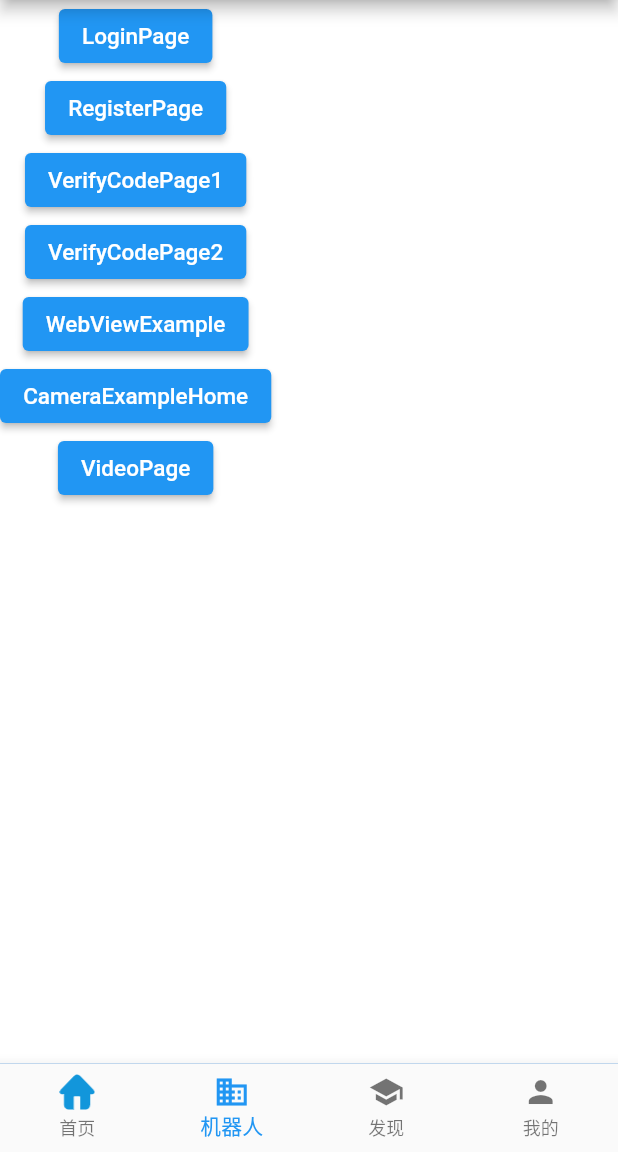
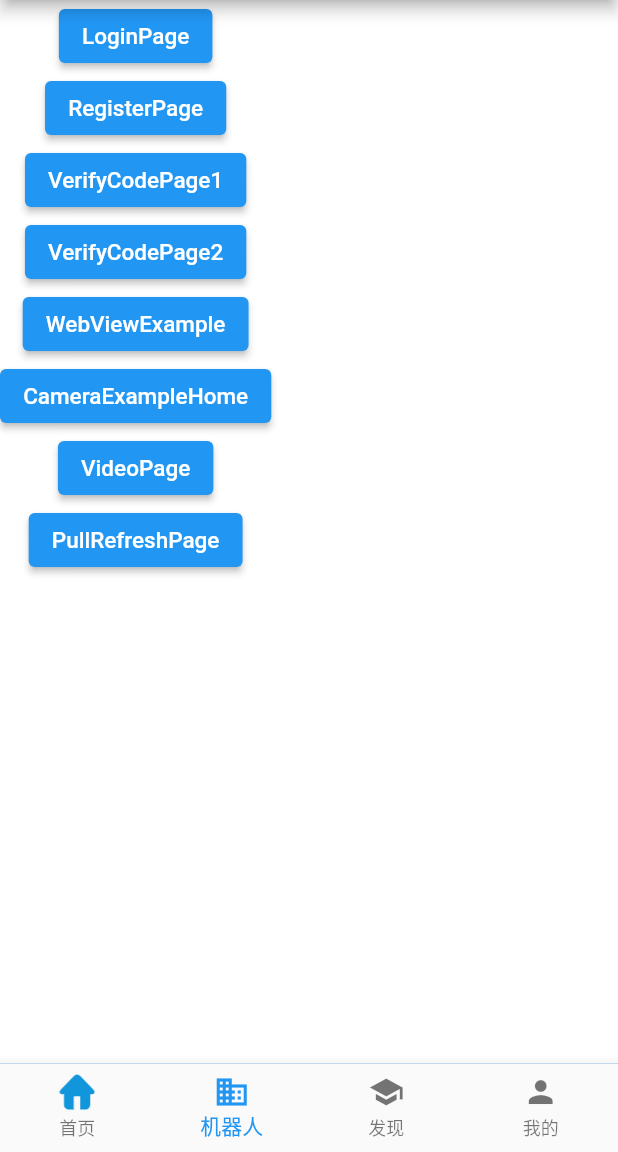
Before and after one commit to zhuangzi200323/flutter_template_app, a Flutter app: the screen it shows after launch, item 2 of the bottom bar chosen, on a phone screen of 412 x 824 dp, the part 84-1236 px from its top. Run offline on Flutter 3.47's test engine with Material 2 defaults, Android fonts, the phone set to English and light mode, and no system bars; our stand-ins replace camera, shared_preferences, video_player, webview_flutter; missing offline and left inert: auto_orientation, flutter_seekbar; generated files the repository leaves out were written again.

Commit message:
增加下拉刷新测试

```diff
--- a/lib/robot_page.dart
+++ b/lib/robot_page.dart
@@ -58,6 +58,12 @@ class RobotPage extends StatelessWidget {
                     Navigator.pushNamed(context, "VideoPage");
                   },
                 ),
+                ElevatedButton(
+                  child: Text("PullRefreshPage"),
+                  onPressed: () {
+                    Navigator.pushNamed(context, "PullRefreshPage");
+                  },
+                ),
               ]
           ),
       ),
--- a/lib/routes/Routes.dart
+++ b/lib/routes/Routes.dart
@@ -1,6 +1,7 @@
 import 'package:flutter/material.dart';
 import 'package:flutter_template_app/study/CameraExampleHome.dart';
 import 'package:flutter_template_app/study/LoginPage.dart';
+import 'package:flutter_template_app/study/PullRefresh.dart';
 import 'package:flutter_template_app/study/RegisterPage.dart';
 import 'package:flutter_template_app/study/VerifyCodePage1.dart';
 import 'package:flutter_template_app/study/VerifyCodePage2.dart';
@@ -18,6 +19,7 @@ final routes = {
   "CameraExampleHome":(context, {arguments})=>CameraExampleHome(),
   "VideoPage":(context, {arguments})=>VideoPage(),
   "VideoFullPage":(context, {arguments})=>VideoFullPage(arguments: arguments),
+  "PullRefreshPage":(context, {arguments})=>PullRefreshPage(),
 };
 
 //路由跳转，可转参数
```
Also changed, not shown: lib/study/PullRefresh.dart (added, +28 -0 lines), lib/study/VideoPage.dart (+12 -1 lines).
